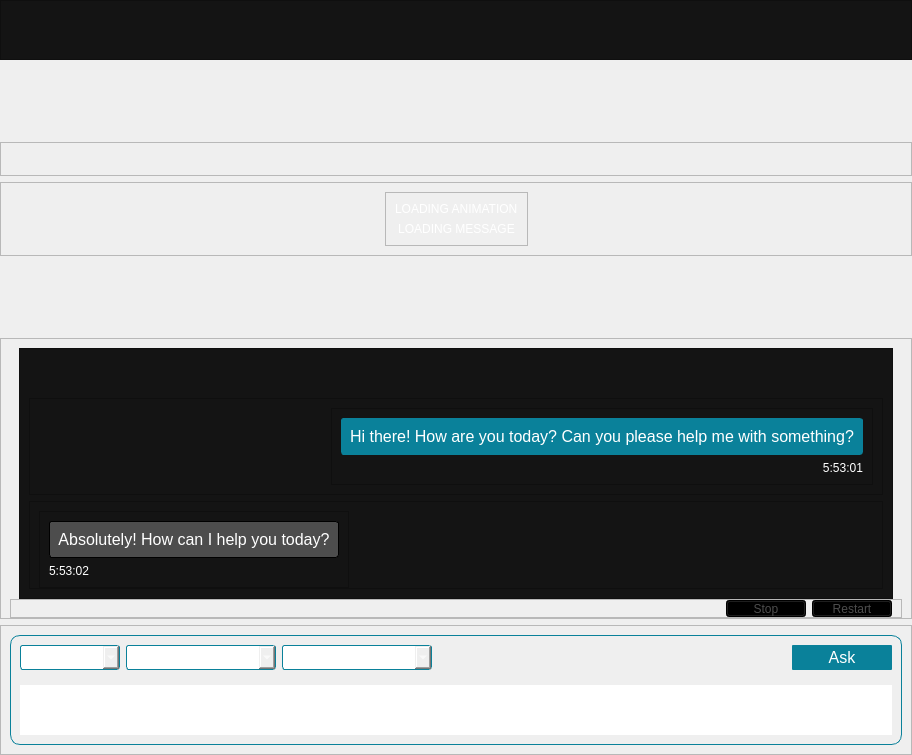
Old version of the form src/gaia/interface/form.ui in the repository amd/gaia.
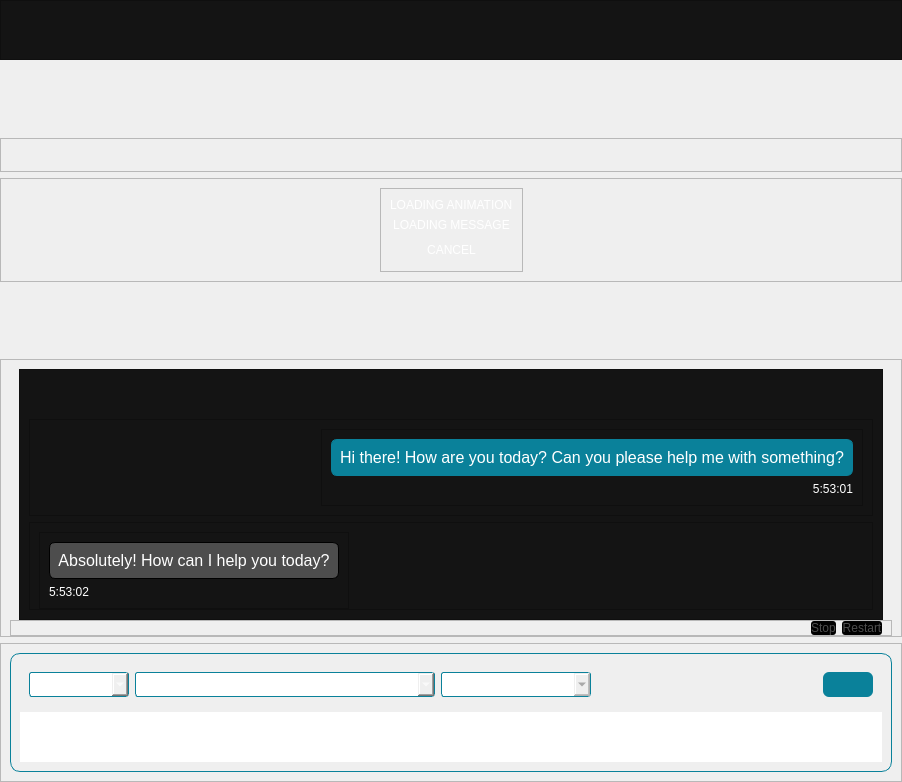
New version of the form. Icons and pictures are not drawn.

Commit message:
Cancel during loading (#289)
In some situations, the user may want to cancel during model loading.
This control allows the user to cancel and quickly switch to another
model if they are having any troubles.

![image](https://github.com/user-attachments/assets/1e77e266-a79e-47cc-910a-1514c6ca33c0)

![image](https://github.com/user-attachments/assets/71779cf9-403c-4ec1-8bdb-94700fbf470a)

```diff
--- a/src/gaia/interface/form.ui
+++ b/src/gaia/interface/form.ui
@@ -7,8 +7,8 @@
    <rect>
     <x>0</x>
     <y>0</y>
-    <width>912</width>
-    <height>755</height>
+    <width>902</width>
+    <height>782</height>
    </rect>
   </property>
   <property name="sizePolicy">
@@ -226,6 +226,30 @@
            </property>
           </widget>
          </item>
+         <item>
+          <widget class="QPushButton" name="cancel">
+           <property name="minimumSize">
+            <size>
+             <width>0</width>
+             <height>24</height>
+            </size>
+           </property>
+           <property name="styleSheet">
+            <string notr="true">QPushButton {
+    border-radius: 3px;
+}
+
+QPushButton:hover {
+    border-radius: 3px;
+    font-weight: bold;
+}
+</string>
+           </property>
+           <property name="text">
+            <string>CANCEL</string>
+           </property>
+          </widget>
+         </item>
         </layout>
        </widget>
       </item>
@@ -315,8 +339,8 @@
           <rect>
            <x>0</x>
            <y>0</y>
-           <width>892</width>
-           <height>235</height>
+           <width>882</width>
+           <height>230</height>
           </rect>
          </property>
          <layout class="QVBoxLayout" name="verticalLayout_6">
@@ -402,7 +426,7 @@
                       </font>
                      </property>
                      <property name="styleSheet">
-                      <string notr="true">border-radius: 3px;
+                      <string notr="true">border-radius: 6px;
 border: 1px solid #0A819A;
 background-color: #0A819A;
 color: rgb(255, 255, 255);
@@ -467,7 +491,7 @@
                       </font>
                      </property>
                      <property name="styleSheet">
-                      <string notr="true">border-radius: 3px;
+                      <string notr="true">border-radius: 6px;
 border: 1px solid rgb(0, 0, 0);
 background-color:rgb(77, 77, 77);
 color: rgb(255, 255, 255);
@@ -561,8 +585,9 @@
            </property>
            <property name="styleSheet">
             <string notr="true">QPushButton {
+    border-radius: 3px;
     color: rgb(77, 77, 77);
-     border-color: rgb(0, 0, 0); 
+    border-color: rgb(0, 0, 0); 
     background-color: rgb(0, 0, 0); 
     border-color: rgb(0, 0, 0); 
     qproperty-icon: url(&quot;:/img/stop.png&quot;);
@@ -584,7 +609,7 @@
            </property>
            <property name="iconSize">
             <size>
-             <width>16</width>
+             <width>20</width>
              <height>11</height>
             </size>
            </property>
@@ -605,8 +630,9 @@
            </property>
            <property name="styleSheet">
             <string notr="true">QPushButton {
+    border-radius: 3px;
     color: rgb(77, 77, 77);
-     border-color: rgb(0, 0, 0); 
+    border-color: rgb(0, 0, 0); 
     background-color: rgb(0, 0, 0); 
     border-color: rgb(0, 0, 0); 
     qproperty-icon: url(&quot;:/img/refresh.png&quot;);
@@ -739,15 +765,6 @@
                <enum>QFrame::Raised</enum>
               </property>
               <layout class="QHBoxLayout" name="horizontalLayout_2">
-               <property name="leftMargin">
-                <number>0</number>
-               </property>
-               <property name="topMargin">
-                <number>0</number>
-               </property>
-               <property name="rightMargin">
-                <number>0</number>
-               </property>
                <item>
                 <widget class="QComboBox" name="agent">
                  <property name="minimumSize">
@@ -777,7 +794,7 @@
                 <widget class="QComboBox" name="model">
                  <property name="minimumSize">
                   <size>
-                   <width>150</width>
+                   <width>300</width>
                    <height>25</height>
                   </size>
                  </property>
@@ -803,6 +820,9 @@
                </item>
                <item>
                 <widget class="QComboBox" name="device">
+                 <property name="enabled">
+                  <bool>false</bool>
+                 </property>
                  <property name="minimumSize">
                   <size>
                    <width>150</width>
@@ -824,6 +844,9 @@
                    color: gray;
                   }</string>
                  </property>
+                 <property name="frame">
+                  <bool>true</bool>
+                 </property>
                 </widget>
                </item>
                <item>
@@ -846,7 +869,7 @@
                  </property>
                  <property name="minimumSize">
                   <size>
-                   <width>100</width>
+                   <width>50</width>
                    <height>25</height>
                   </size>
                  </property>
@@ -856,10 +879,10 @@
                   </font>
                  </property>
                  <property name="styleSheet">
-                  <string notr="true"/>
+                  <string notr="true">border-radius: 6px;</string>
                  </property>
                  <property name="text">
-                  <string>Ask</string>
+                  <string/>
                  </property>
                  <property name="icon">
                   <iconset resource="resource.qrc">
```
Left out of the diff: 3 changed lines with no effect on the pictures. The commit also changes 2 other files.
